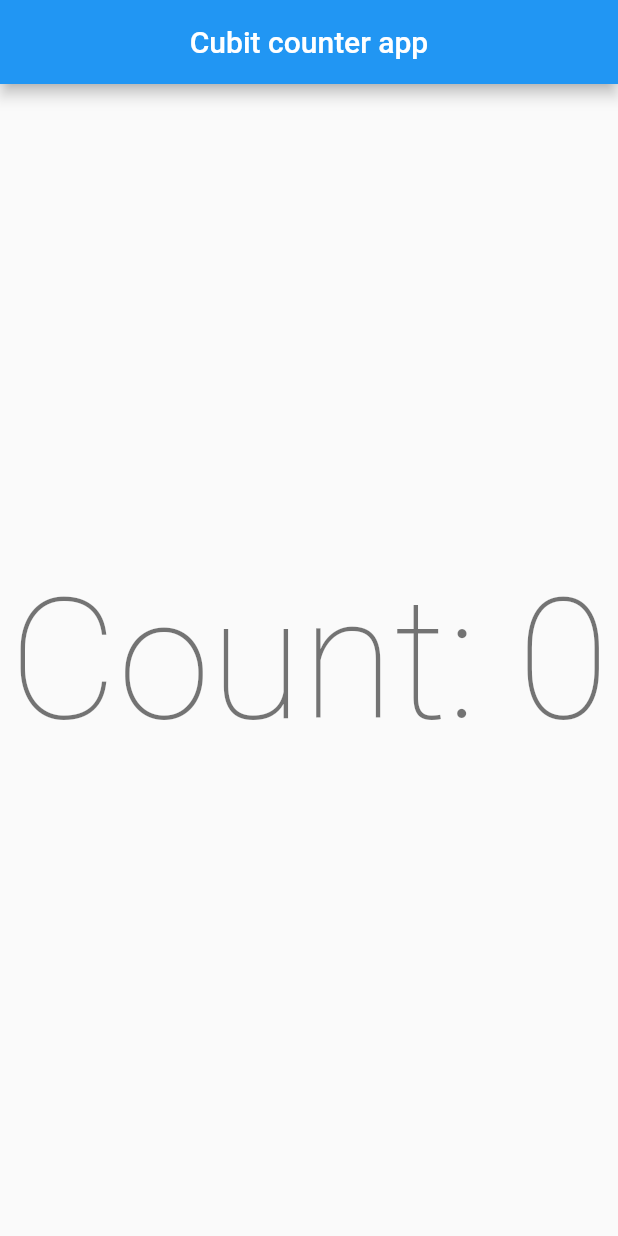
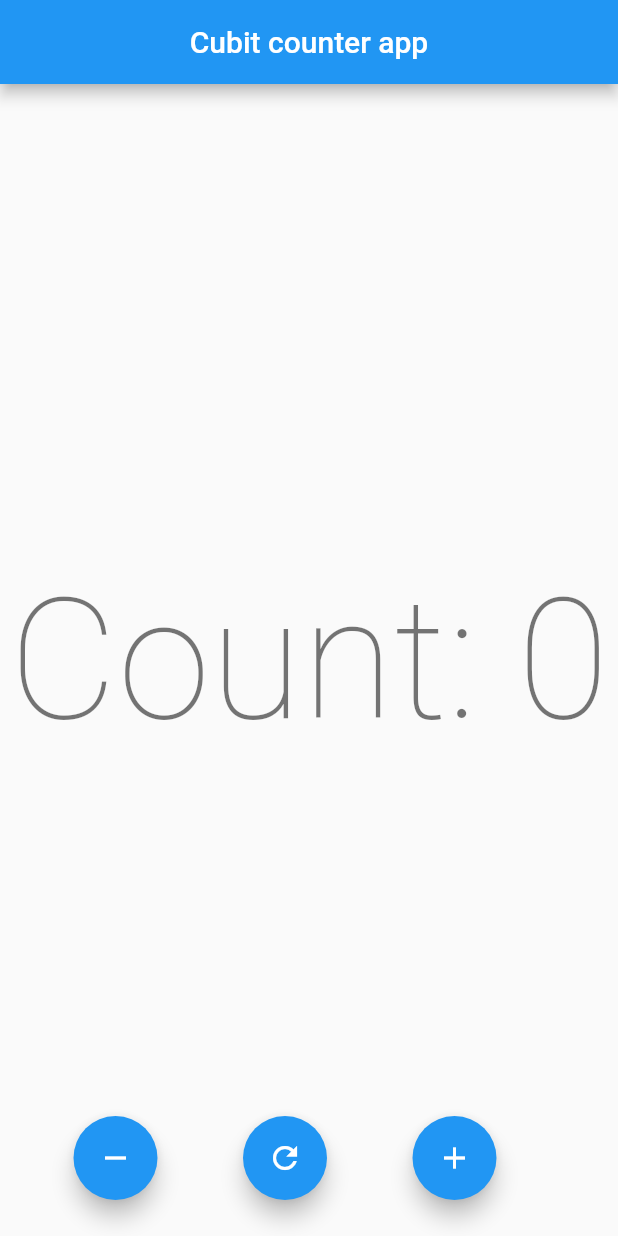
Before and after one commit to SwetaTheBest/cubit_counter, a Flutter app: the screen it shows after launch, on a phone screen of 412 x 824 dp. Run offline on Flutter 3.47's test engine with Material 2 defaults, Android fonts, the phone set to English and light mode, and no system bars; our stand-ins replace bloc, flutter_bloc.

Commit message:
#main updated #barrel file added

```diff
--- a/lib/counter/counter.dart
+++ b/lib/counter/counter.dart
@@ -0,0 +1,2 @@
+export 'cubit/counter_cubit.dart';
+export 'view/counter_view.dart';
--- a/lib/counter/cubit/counter_cubit.dart
+++ b/lib/counter/cubit/counter_cubit.dart
@@ -11,4 +11,7 @@ class CounterCubit extends Cubit<int> {
 
   //decrement one from state
   void decrementCount() => emit(state - 1);
+
+  //reset state
+  void resetCount() => emit(0);
 }
--- a/lib/counter/view/counter_view.dart
+++ b/lib/counter/view/counter_view.dart
@@ -18,10 +18,36 @@ class CounterView extends StatelessWidget {
         centerTitle: true,
       ),
       body: Center(
-        child: BlocBuilder<CounterCubit,int>(
-          builder: (context,state){
-            return Text('Count: $state',style: theme.headline1,);
+        child: BlocBuilder<CounterCubit, int>(
+          builder: (context, state) {
+            return Text(
+              'Count: $state',
+              style: theme.headline1,
+            );
           },
+        ),
+      ),
+      floatingActionButton: Padding(
+        padding: const EdgeInsets.all(8.0),
+        child: Row(
+          mainAxisAlignment: MainAxisAlignment.spaceEvenly,
+          children: [
+            FloatingActionButton(
+              key: const Key('counter_minus_fab'),
+              onPressed: () => context.read<CounterCubit>().decrementCount(),
+              child: const Icon(Icons.remove),
+            ),
+            FloatingActionButton(
+              key: const Key('counter_reset_fab'),
+              onPressed: () => context.read<CounterCubit>().resetCount(),
+              child: const Icon(Icons.refresh),
+            ),
+            FloatingActionButton(
+              key: const Key('counter_plus_fab'),
+              onPressed: () => context.read<CounterCubit>().incrementCount(),
+              child: const Icon(Icons.add),
+            ),
+          ],
         ),
       ),
     );
```
